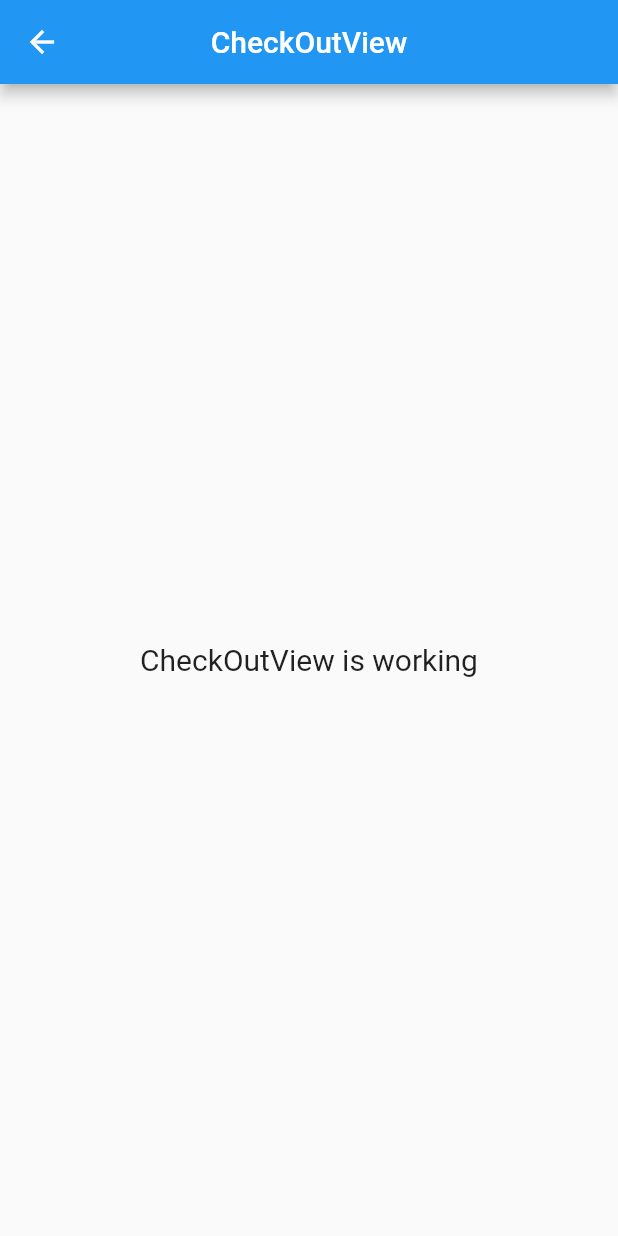
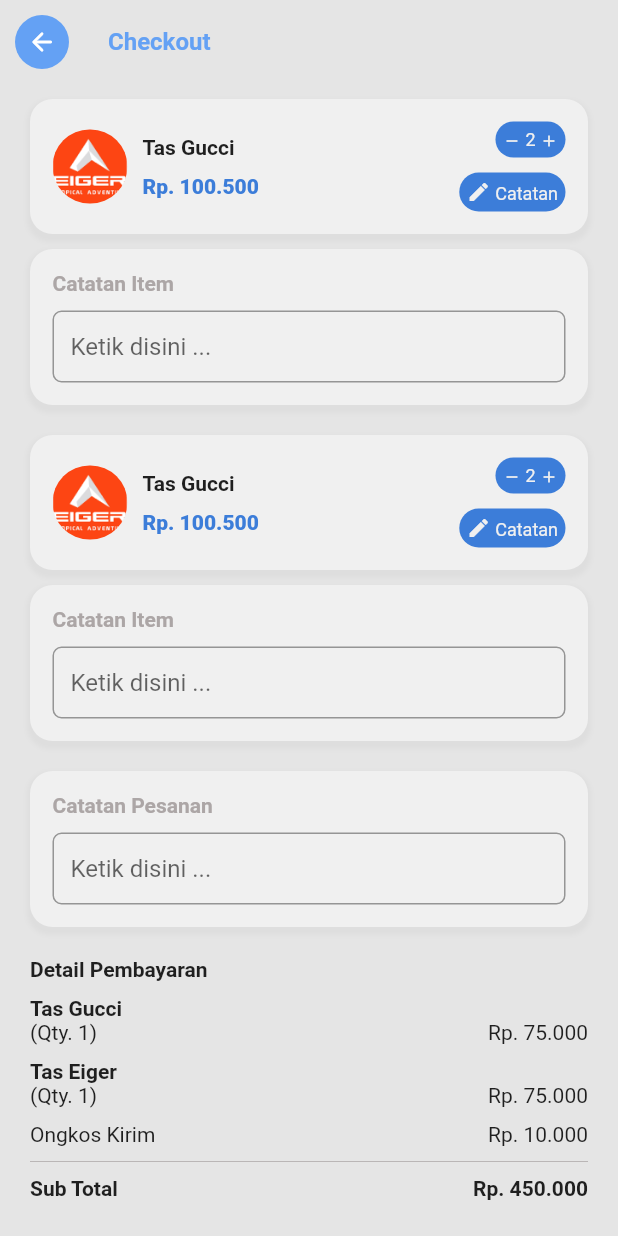
Before and after one commit to romichoirudin33/test_ordo, a Flutter app: the CheckOutView screen opened by its route, on a phone screen of 412 x 824 dp. Run offline on Flutter 3.47's test engine with Material 2 defaults, Android fonts, the phone set to English and light mode, and no system bars; drawn by our look-alikes of flutter_slidable; our stand-ins replace carousel_slider, get.

Commit message:
make checkout page

```diff
--- a/lib/app/modules/ProductDetail/views/product_detail_view.dart
+++ b/lib/app/modules/ProductDetail/views/product_detail_view.dart
@@ -5,6 +5,7 @@
 import 'package:get/get.dart';
 import 'package:test_ordo/app/modules/ProductDetail/widgets/carousel_products.dart';
 import 'package:test_ordo/app/modules/ProductDetail/widgets/detail_product.dart';
+import 'package:test_ordo/app/routes/app_pages.dart';
 import 'package:test_ordo/app/utils/bottom_navigation_bar.dart';
 import 'package:test_ordo/app/utils/colors.dart';
 
@@ -25,7 +26,7 @@
         backgroundColor: backgroundColor,
         actions: [
           IconButton(
-            onPressed: () {},
+            onPressed: () => Get.toNamed(Routes.CHECK_OUT),
             icon: Icon(
               Icons.shopping_bag,
               color: infoColor,
@@ -69,10 +70,10 @@
       body: ListView(
         children: [
           CarouselProducts(imgList: imgList),
-          DetailProduct(),
+          const DetailProduct(),
         ],
       ),
-      bottomNavigationBar: MyBottomNavigationBar(),
+      bottomNavigationBar: const MyBottomNavigationBar(),
     );
   }
 }
--- a/lib/app/modules/checkOut/views/check_out_view.dart
+++ b/lib/app/modules/checkOut/views/check_out_view.dart
@@ -1,25 +1,169 @@
 // ignore_for_file: use_key_in_widget_constructors
 
 import 'package:flutter/material.dart';
+import 'package:flutter_slidable/flutter_slidable.dart';
 
 import 'package:get/get.dart';
+import 'package:test_ordo/app/modules/checkOut/widgets/detail_payments.dart';
+import 'package:test_ordo/app/modules/checkOut/widgets/note_order.dart';
+import 'package:test_ordo/app/modules/checkOut/widgets/products.dart';
+import 'package:test_ordo/app/utils/colors.dart';
 
 import '../controllers/check_out_controller.dart';
 
 class CheckOutView extends GetView<CheckOutController> {
+  final items = List<String>.generate(2, (i) => "Item ${i + 1}");
   @override
   Widget build(BuildContext context) {
     return Scaffold(
+      backgroundColor: backgroundColor,
       appBar: AppBar(
-        title: Text('CheckOutView'),
-        centerTitle: true,
-      ),
-      body: Center(
-        child: Text(
-          'CheckOutView is working',
-          style: TextStyle(fontSize: 20),
+        backgroundColor: backgroundColor,
+        leading: Container(
+          margin: const EdgeInsets.all(10.0),
+          decoration: BoxDecoration(
+            borderRadius: BorderRadius.circular(50.0),
+            color: infoColor,
+          ),
+          child: IconButton(
+            color: Colors.white,
+            icon: const Icon(
+              Icons.arrow_back_rounded,
+              size: 20,
+            ),
+            onPressed: () {
+              Get.back();
+            },
+          ),
+        ),
+        elevation: 0,
+        title: Text(
+          'Checkout',
+          style: TextStyle(
+            color: infoColor,
+            fontWeight: FontWeight.w700,
+            fontSize: 16,
+          ),
         ),
       ),
+      body: ListView(children: [
+        ListView.builder(
+          shrinkWrap: true,
+          itemCount: items.length,
+          itemBuilder: (context, index) {
+            return Slidable(
+              key: const ValueKey(0),
+              startActionPane: null,
+              endActionPane: ActionPane(
+                motion: const ScrollMotion(),
+                dismissible: DismissiblePane(onDismissed: () {}),
+                children: [
+                  SlidableAction(
+                    onPressed: null,
+                    backgroundColor: Colors.transparent,
+                    foregroundColor: dangerColor,
+                    icon: Icons.delete,
+                  ),
+                ],
+              ),
+              child: const Products(),
+            );
+          },
+        ),
+        const NoteOrder(),
+        const DetailPayments(),
+        Container(
+          margin: const EdgeInsets.symmetric(horizontal: 20, vertical: 10),
+          width: Get.mediaQuery.size.width,
+          height: 40,
+          child: ElevatedButton(
+            style: ElevatedButton.styleFrom(
+              shape: RoundedRectangleBorder(
+                borderRadius: BorderRadius.circular(25),
+              ),
+            ),
+            onPressed: () {},
+            child: Row(
+              mainAxisAlignment: MainAxisAlignment.spaceBetween,
+              children: const [
+                Text("Waktu Pengantaran"),
+                Icon(Icons.chevron_right)
+              ],
+            ),
+          ),
+        ),
+        Container(
+          margin: const EdgeInsets.symmetric(horizontal: 20, vertical: 10),
+          width: Get.mediaQuery.size.width,
+          height: 40,
+          child: ElevatedButton(
+            style: ElevatedButton.styleFrom(
+              shape: RoundedRectangleBorder(
+                borderRadius: BorderRadius.circular(25),
+              ),
+            ),
+            onPressed: () {},
+            child: Row(
+              mainAxisAlignment: MainAxisAlignment.spaceBetween,
+              children: const [
+                Text("Alamat Pengiriman"),
+                Icon(Icons.chevron_right)
+              ],
+            ),
+          ),
+        ),
+        Container(
+          width: Get.mediaQuery.size.width,
+          margin: const EdgeInsets.symmetric(horizontal: 20.0, vertical: 10.0),
+          padding: const EdgeInsets.all(15.0),
+          decoration: BoxDecoration(
+            color: whiteColor,
+            boxShadow: [
+              BoxShadow(
+                color: Colors.grey.withOpacity(0.1),
+                spreadRadius: 2,
+                blurRadius: 2,
+                offset: const Offset(
+                  0,
+                  3,
+                ),
+              ),
+            ],
+            borderRadius: const BorderRadius.all(
+              Radius.circular(15.0),
+            ),
+          ),
+          child: Column(
+            children: [
+              Container(
+                margin: const EdgeInsets.only(bottom: 10.0),
+                child: Text(
+                  'Tolong pastikan semua pesanan anda sudah benar dan tidak kurang.',
+                  textAlign: TextAlign.center,
+                  style: TextStyle(
+                    fontWeight: FontWeight.w500,
+                    color: selectedNavbar,
+                  ),
+                ),
+              ),
+            ],
+          ),
+        ),
+        Container(
+          margin: const EdgeInsets.symmetric(horizontal: 40, vertical: 20),
+          width: Get.mediaQuery.size.width,
+          height: 50,
+          child: ElevatedButton(
+            style: ElevatedButton.styleFrom(
+              shape: RoundedRectangleBorder(
+                borderRadius: BorderRadius.circular(25),
+              ),
+            ),
+            onPressed: () {},
+            child: const Text("Bayar Sekarang"),
+          ),
+        ),
+      ]),
     );
   }
 }
--- /dev/null
+++ b/lib/app/modules/checkOut/widgets/detail_payments.dart
@@ -0,0 +1,137 @@
+import 'package:flutter/material.dart';
+import 'package:get/get.dart';
+import 'package:test_ordo/app/utils/colors.dart';
+
+class DetailPayments extends StatelessWidget {
+  const DetailPayments({Key? key}) : super(key: key);
+
+  @override
+  Widget build(BuildContext context) {
+    return Container(
+      padding: const EdgeInsets.symmetric(horizontal: 20, vertical: 10),
+      child: Column(
+        crossAxisAlignment: CrossAxisAlignment.start,
+        children: [
+          Container(
+            margin: const EdgeInsets.only(bottom: 10.0),
+            child: Text(
+              'Detail Pembayaran',
+              style: TextStyle(
+                fontWeight: FontWeight.w700,
+                color: primaryText,
+              ),
+            ),
+          ),
+          Text(
+            'Tas Gucci',
+            style: TextStyle(
+              fontWeight: FontWeight.w700,
+              color: primaryText,
+            ),
+          ),
+          Container(
+            margin: const EdgeInsets.only(bottom: 10.0),
+            child: Row(
+              mainAxisAlignment: MainAxisAlignment.spaceBetween,
+              children: [
+                Text(
+                  '(Qty. 1)',
+                  style: TextStyle(
+                    fontWeight: FontWeight.w400,
+                    color: primaryText,
+                  ),
+                ),
+                Text(
+                  'Rp. 75.000',
+                  style: TextStyle(
+                    fontWeight: FontWeight.w400,
+                    color: primaryText,
+                  ),
+                ),
+              ],
+            ),
+          ),
+          Text(
+            'Tas Eiger',
+            style: TextStyle(
+              fontWeight: FontWeight.w700,
+              color: primaryText,
+            ),
+          ),
+          Container(
+            margin: const EdgeInsets.only(bottom: 10.0),
+            child: Row(
+              mainAxisAlignment: MainAxisAlignment.spaceBetween,
+              children: [
+                Text(
+                  '(Qty. 1)',
+                  style: TextStyle(
+                    fontWeight: FontWeight.w400,
+                    color: primaryText,
+                  ),
+                ),
+                Text(
+                  'Rp. 75.000',
+                  style: TextStyle(
+                    fontWeight: FontWeight.w400,
+                    color: primaryText,
+                  ),
+                ),
+              ],
+            ),
+          ),
+          Container(
+            margin: const EdgeInsets.only(bottom: 10.0),
+            child: Row(
+              mainAxisAlignment: MainAxisAlignment.spaceBetween,
+              children: [
+                Text(
+                  'Ongkos Kirim',
+                  style: TextStyle(
+                    fontWeight: FontWeight.w400,
+                    color: primaryText,
+                  ),
+                ),
+                Text(
+                  'Rp. 10.000',
+                  style: TextStyle(
+                    fontWeight: FontWeight.w400,
+                    color: primaryText,
+                  ),
+                ),
+              ],
+            ),
+          ),
+          Container(
+            color: placeholderText,
+            width: Get.mediaQuery.size.width,
+            height: 0.5,
+            margin: const EdgeInsets.only(bottom: 10.0),
+          ),
+          Container(
+            margin: const EdgeInsets.only(bottom: 10.0),
+            child: Row(
+              mainAxisAlignment: MainAxisAlignment.spaceBetween,
+              children: [
+                Text(
+                  'Sub Total',
+                  style: TextStyle(
+                    fontWeight: FontWeight.w700,
+                    color: primaryText,
+                  ),
+                ),
+                Text(
+                  'Rp. 450.000',
+                  style: TextStyle(
+                    fontWeight: FontWeight.w700,
+                    color: primaryText,
+                  ),
+                ),
+              ],
+            ),
+          ),
+        ],
+      ),
+    );
+  }
+}
--- /dev/null
+++ b/lib/app/modules/checkOut/widgets/note_order.dart
@@ -0,0 +1,59 @@
+import 'package:flutter/material.dart';
+import 'package:get/get.dart';
+import 'package:test_ordo/app/utils/colors.dart';
+
+class NoteOrder extends StatelessWidget {
+  const NoteOrder({Key? key}) : super(key: key);
+
+  @override
+  Widget build(BuildContext context) {
+    return Container(
+      width: Get.mediaQuery.size.width,
+      margin: const EdgeInsets.symmetric(horizontal: 20.0, vertical: 10.0),
+      padding: const EdgeInsets.all(15.0),
+      decoration: BoxDecoration(
+        color: whiteColor,
+        boxShadow: [
+          BoxShadow(
+            color: Colors.grey.withOpacity(0.1),
+            spreadRadius: 2,
+            blurRadius: 2,
+            offset: const Offset(
+              0,
+              3,
+            ),
+          ),
+        ],
+        borderRadius: const BorderRadius.all(
+          Radius.circular(15.0),
+        ),
+      ),
+      child: Column(
+        crossAxisAlignment: CrossAxisAlignment.start,
+        children: [
+          Container(
+            margin: const EdgeInsets.only(bottom: 10.0),
+            child: Text(
+              'Catatan Pesanan',
+              style: TextStyle(
+                fontWeight: FontWeight.w700,
+                color: placeholderText,
+              ),
+            ),
+          ),
+          TextField(
+            onChanged: (text) {},
+            decoration: InputDecoration(
+              contentPadding: const EdgeInsets.symmetric(horizontal: 12),
+              border: OutlineInputBorder(
+                borderRadius: BorderRadius.circular(6),
+              ),
+              hintText: 'Ketik disini ...',
+              floatingLabelBehavior: FloatingLabelBehavior.always,
+            ),
+          ),
+        ],
+      ),
+    );
+  }
+}
--- /dev/null
+++ b/lib/app/modules/checkOut/widgets/products.dart
@@ -0,0 +1,208 @@
+import 'package:flutter/material.dart';
+import 'package:get/get.dart';
+import 'package:test_ordo/app/utils/colors.dart';
+
+class Products extends StatelessWidget {
+  const Products({Key? key}) : super(key: key);
+
+  @override
+  Widget build(BuildContext context) {
+    return Container(
+      padding: const EdgeInsets.symmetric(horizontal: 20.0, vertical: 10.0),
+      child: Column(
+        children: [
+          Container(
+            padding: const EdgeInsets.all(15.0),
+            margin: const EdgeInsets.only(bottom: 10.0),
+            decoration: BoxDecoration(
+              color: whiteColor,
+              boxShadow: [
+                BoxShadow(
+                  color: Colors.grey.withOpacity(0.1),
+                  spreadRadius: 2,
+                  blurRadius: 2,
+                  offset: const Offset(
+                    0,
+                    3,
+                  ),
+                ),
+              ],
+              borderRadius: const BorderRadius.all(
+                Radius.circular(15.0),
+              ),
+            ),
+            child: Row(
+              children: [
+                Expanded(
+                  child: Row(
+                    children: [
+                      Container(
+                        margin: const EdgeInsets.only(right: 10.0),
+                        child: ClipRRect(
+                          borderRadius: BorderRadius.circular(50.0),
+                          child: Image.asset(
+                            'assets/vendor.png',
+                            fit: BoxFit.fitHeight,
+                            width: 50,
+                          ),
+                        ),
+                      ),
+                      Column(
+                        crossAxisAlignment: CrossAxisAlignment.start,
+                        children: [
+                          Container(
+                            margin: const EdgeInsets.only(bottom: 10.0),
+                            child: Text(
+                              'Tas Gucci',
+                              style: TextStyle(
+                                fontWeight: FontWeight.w700,
+                                fontSize: 14,
+                                color: primaryText,
+                              ),
+                            ),
+                          ),
+                          Text(
+                            'Rp. 100.500',
+                            style: TextStyle(
+                              fontWeight: FontWeight.w900,
+                              fontSize: 14,
+                              color: primaryColor,
+                            ),
+                          ),
+                        ],
+                      )
+                    ],
+                  ),
+                ),
+                Expanded(
+                  child: Column(
+                    crossAxisAlignment: CrossAxisAlignment.end,
+                    children: [
+                      Container(
+                        padding: const EdgeInsets.all(5.0),
+                        margin: const EdgeInsets.only(bottom: 10.0),
+                        decoration: BoxDecoration(
+                          borderRadius:
+                              const BorderRadius.all(Radius.circular(15.0)),
+                          color: primaryColor,
+                        ),
+                        child: RichText(
+                          text: TextSpan(
+                            children: [
+                              WidgetSpan(
+                                child: InkWell(
+                                  onTap: () {},
+                                  child: Icon(
+                                    Icons.remove,
+                                    size: 12,
+                                    color: whiteColor,
+                                  ),
+                                ),
+                              ),
+                              TextSpan(
+                                text: " 2 ",
+                                style: TextStyle(
+                                  color: whiteColor,
+                                  fontSize: 12,
+                                ),
+                              ),
+                              WidgetSpan(
+                                child: InkWell(
+                                  onTap: () {},
+                                  child: Icon(
+                                    Icons.add,
+                                    size: 12,
+                                    color: whiteColor,
+                                  ),
+                                ),
+                              ),
+                            ],
+                          ),
+                        ),
+                      ),
+                      Container(
+                        padding: const EdgeInsets.all(5.0),
+                        decoration: BoxDecoration(
+                          borderRadius:
+                              const BorderRadius.all(Radius.circular(15.0)),
+                          color: primaryColor,
+                        ),
+                        child: RichText(
+                          text: TextSpan(
+                            children: [
+                              WidgetSpan(
+                                child: Icon(
+                                  Icons.create,
+                                  size: 16,
+                                  color: whiteColor,
+                                ),
+                              ),
+                              TextSpan(
+                                text: " Catatan",
+                                style: TextStyle(
+                                  color: whiteColor,
+                                  fontSize: 12,
+                                ),
+                              ),
+                            ],
+                          ),
+                        ),
+                      ),
+                    ],
+                  ),
+                )
+              ],
+            ),
+          ),
+          Container(
+            width: Get.mediaQuery.size.width,
+            padding: const EdgeInsets.all(15.0),
+            decoration: BoxDecoration(
+              color: whiteColor,
+              boxShadow: [
+                BoxShadow(
+                  color: Colors.grey.withOpacity(0.1),
+                  spreadRadius: 2,
+                  blurRadius: 2,
+                  offset: const Offset(
+                    0,
+                    3,
+                  ),
+                ),
+              ],
+              borderRadius: const BorderRadius.all(
+                Radius.circular(15.0),
+              ),
+            ),
+            child: Column(
+              crossAxisAlignment: CrossAxisAlignment.start,
+              children: [
+                Container(
+                  margin: const EdgeInsets.only(bottom: 10.0),
+                  child: Text(
+                    'Catatan Item',
+                    style: TextStyle(
+                      fontWeight: FontWeight.w700,
+                      color: placeholderText,
+                    ),
+                  ),
+                ),
+                TextField(
+                  onChanged: (text) {},
+                  decoration: InputDecoration(
+                    contentPadding: const EdgeInsets.symmetric(horizontal: 12),
+                    border: OutlineInputBorder(
+                      borderRadius: BorderRadius.circular(6),
+                    ),
+                    hintText: 'Ketik disini ...',
+                    floatingLabelBehavior: FloatingLabelBehavior.always,
+                  ),
+                ),
+              ],
+            ),
+          ),
+        ],
+      ),
+    );
+  }
+}
--- a/pubspec.yaml
+++ b/pubspec.yaml
@@ -8,9 +8,10 @@
 dependencies:
   carousel_slider: ^4.0.0
   cupertino_icons: ^1.0.2
-  get: 4.6.1
   flutter:
     sdk: flutter
+  flutter_slidable: ^1.1.0
+  get: 4.6.1
 
 dev_dependencies:
   flutter_lints: ^1.0.0
```
Also changed, not shown: pubspec.lock.
